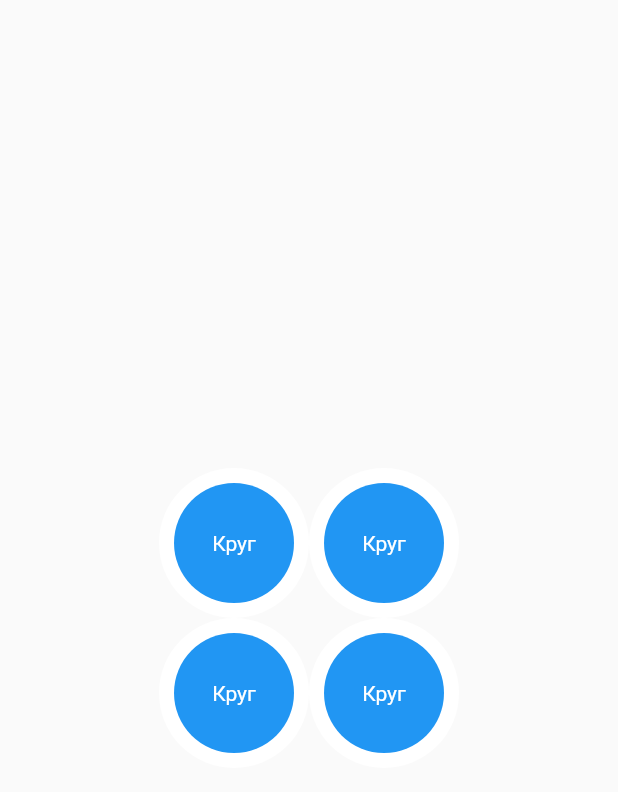
After one commit to KubanychbekovT/food_delivery, a Flutter app: the SupermarketPage screen opened directly, on a phone screen of 412 x 824 dp. The commit adds this screen. Shown: the top 792 px of the screen. Run offline on Flutter 3.47's test engine with Material 2 defaults, Android fonts, the phone set to English and light mode, and no system bars.

Commit message:
second commit

```diff
--- /dev/null
+++ b/lib/presentation/pages/supermarket_page.dart
@@ -0,0 +1,86 @@
+import 'package:flutter/material.dart';
+import 'dart:math' as math;
+
+class SupermarketPage extends StatelessWidget {
+  const SupermarketPage({Key? key}) : super(key: key);
+
+  @override
+  Widget build(BuildContext context) {
+    return Scaffold(
+      body: Center(
+        child: Column(
+          mainAxisAlignment: MainAxisAlignment.center,
+          children: [
+            Row(
+              mainAxisAlignment: MainAxisAlignment.center,
+              children: [
+                RotatingCircle(),
+                RotatingCircle(),
+              ],
+            ),
+            Row(
+              mainAxisAlignment: MainAxisAlignment.center,
+              children: [
+                RotatingCircle(),
+                RotatingCircle(),
+              ],
+            ),
+          ],
+        ),
+      ),
+    );
+  }
+}
+
+class RotatingCircle extends StatefulWidget {
+  @override
+  _RotatingCircleState createState() => _RotatingCircleState();
+}
+
+class _RotatingCircleState extends State<RotatingCircle> {
+  double startRotation = 0.0;
+  double currentRotation = 0.0;
+
+  @override
+  Widget build(BuildContext context) {
+    return GestureDetector(
+      onPanStart: (details) {
+        startRotation = currentRotation;
+      },
+      onPanUpdate: (details) {
+        setState(() {
+          currentRotation = startRotation + details.delta.dx / 100;
+        });
+      },
+      child: Container(
+        width: 100.0,
+        height: 100.0,
+        decoration: BoxDecoration(
+          shape: BoxShape.circle,
+          color: Colors.white,
+        ),
+        child: Transform.rotate(
+          angle: currentRotation,
+          child: Center(
+            child: Container(
+              width: 80.0,
+              height: 80.0,
+              decoration: BoxDecoration(
+                shape: BoxShape.circle,
+                color: Colors.blue, // Цвет круга
+              ),
+              child: Center(
+                child: Text(
+                  'Круг',
+                  style: TextStyle(
+                    color: Colors.white,
+                  ),
+                ),
+              ),
+            ),
+          ),
+        ),
+      ),
+    );
+  }
+}
```
Also changed, not shown: lib/presentation/pages/food_page.dart (added, +82 -0 lines), lib/presentation/widgets/circle_selector.dart (+10 -2 lines).
